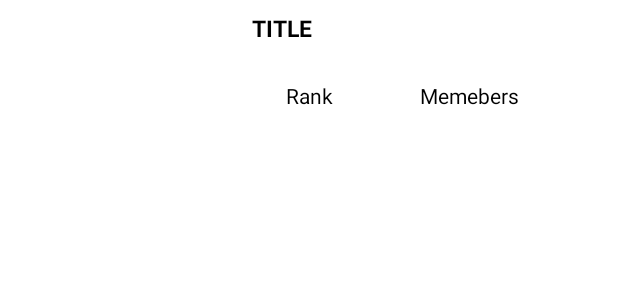
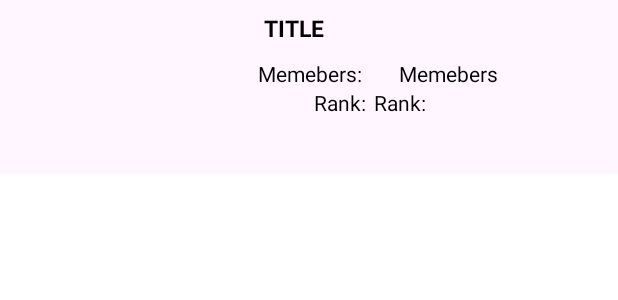
Before and after one commit to SilvVF/AnimeFinderMVVM, an Android app: the layout item_anime_preview.xml on its own in the app's theme, with its tools: preview values and no code run, on a phone screen of 412 x 824 dp. Shown: the top 300 px of the screen. Run offline under Robolectric (Android 15) with nearby library versions, the phone set to English and light mode, and no system bars; network calls fail.

Commit message:
initial commit

```diff
--- a/app/src/main/java/com/example/animemvvm/adapters/AnimeAdapter.kt
+++ b/app/src/main/java/com/example/animemvvm/adapters/AnimeAdapter.kt
@@ -19,6 +19,7 @@ class AnimeAdapter() : RecyclerView.Adapter<AnimeAdapter.AnimeViewHolder>() {
         val tvMembers = binding.tvMembers
         val tvRank = binding.tvRank
         val tvTitle = binding.tvTitle
+        val textRank = binding.textRank
     }
 
     private val differCallback = object : DiffUtil.ItemCallback<Top>() {
@@ -45,6 +46,7 @@ class AnimeAdapter() : RecyclerView.Adapter<AnimeAdapter.AnimeViewHolder>() {
                 .load(anime.image_url)
                 .into(ivAnimeImage)
             tvMembers.text = anime.members.toString()
+            textRank.text = "Rank"
             tvRank.text = anime.rank.toString()
             tvTitle.text = anime.title
         }
--- a/app/src/main/java/com/example/animemvvm/adapters/AnimeSearchAdapter.kt
+++ b/app/src/main/java/com/example/animemvvm/adapters/AnimeSearchAdapter.kt
@@ -19,6 +19,7 @@ class AnimeSearchAdapter() : RecyclerView.Adapter<AnimeSearchAdapter.AnimeViewHo
         val tvMembers = binding.tvMembers
         val tvRank = binding.tvRank
         val tvTitle = binding.tvTitle
+        val textRank = binding.textRank
     }
 
     private val differCallback = object : DiffUtil.ItemCallback<com.example.animemvvm.modelsT.search.Result>() {
@@ -44,6 +45,7 @@ class AnimeSearchAdapter() : RecyclerView.Adapter<AnimeSearchAdapter.AnimeViewHo
             Glide.with(holder.itemView)
                 .load(anime.image_url)
                 .into(ivAnimeImage)
+            textRank.text = "Rated"
             tvMembers.text = anime.members.toString()
             tvRank.text = anime.rated
             tvTitle.text = anime.title
--- a/app/src/main/java/com/example/animemvvm/api/TopAnimeApi.kt
+++ b/app/src/main/java/com/example/animemvvm/api/TopAnimeApi.kt
@@ -6,7 +6,6 @@ import retrofit2.Response
 import retrofit2.http.GET
 import retrofit2.http.Path
 import retrofit2.http.Query
-import retrofit2.http.QueryName
 
 
 interface TopAnimeApi {
@@ -21,9 +20,7 @@ interface TopAnimeApi {
     @GET("search/anime")
     suspend fun searchTopAnime(
         @Query("q")
-        q: String?,
-        @Path("page")
-        page: Int
+        q: String?
     ) : Response<JikanV3SearchResponse>
 
 }
--- a/app/src/main/java/com/example/animemvvm/repository/AnimeRepository.kt
+++ b/app/src/main/java/com/example/animemvvm/repository/AnimeRepository.kt
@@ -13,9 +13,8 @@ class AnimeRepository(
     )= RetrofitInstance.api.getTopAnime(page)
 
     suspend fun searchAnimeList(
-        q: String,
-        page: Int = 1
-    ) = RetrofitInstance.api.searchTopAnime(q , page)
+        q: String
+    ) = RetrofitInstance.api.searchTopAnime(q)
 
     suspend fun upsert(anime: Top) = db.getAnimeDao().upsert(anime)
 
--- a/app/src/main/java/com/example/animemvvm/ui/AnimeActivity.kt
+++ b/app/src/main/java/com/example/animemvvm/ui/AnimeActivity.kt
@@ -28,10 +28,6 @@ class AnimeActivity : AppCompatActivity() {
         setContentView(view)
 
 
-        val repository = AnimeRepository(AnimeDatabase(applicationContext))
-
-
-
         val navHostFragment =
             supportFragmentManager.findFragmentById(R.id.animeNavHostFragment) as NavHostFragment
         navController = navHostFragment.navController
--- a/app/src/main/java/com/example/animemvvm/ui/AnimeViewModel.kt
+++ b/app/src/main/java/com/example/animemvvm/ui/AnimeViewModel.kt
@@ -39,7 +39,7 @@ class AnimeViewModel(
     fun searchJikanResponce(query: String) = viewModelScope.launch {
         searchAnimeList.postValue(Resource.Loading())
         val response: Response<JikanV3SearchResponse> =
-            mAnimeRepository.searchAnimeList(query, searchAnimePage)
+            mAnimeRepository.searchAnimeList(query)
         searchAnimeList.postValue(handleSearchJikanResponse(response))
     }
 
--- a/app/src/main/res/layout/item_anime_preview.xml
+++ b/app/src/main/res/layout/item_anime_preview.xml
@@ -4,50 +4,73 @@
     xmlns:tools="http://schemas.android.com/tools"
     android:layout_width="match_parent"
     android:layout_height="wrap_content"
+    android:background="@color/off_white"
     android:padding="8dp">
 
     <ImageView
         android:id="@+id/ivAnimeImage"
         android:layout_width="160dp"
-        android:layout_height="90dp"
+        android:layout_height="100dp"
         android:scaleType="centerCrop"
         app:layout_constraintStart_toStartOf="parent"
         app:layout_constraintTop_toTopOf="parent" />
 
     <TextView
+        android:id="@+id/textRank"
+        android:layout_width="wrap_content"
+        android:layout_height="wrap_content"
+        android:layout_marginEnd="160dp"
+        android:text="Rank:"
+        android:textColor="@android:color/black"
+        app:layout_constraintEnd_toEndOf="parent"
+        app:layout_constraintTop_toBottomOf="@id/textMember" />
+
+    <TextView
         android:id="@+id/tvRank"
         android:layout_width="wrap_content"
         android:layout_height="wrap_content"
-        android:text="Rank"
+        android:layout_marginEnd="120dp"
+        android:text="Rank:"
         android:textColor="@android:color/black"
-        app:layout_constraintBottom_toBottomOf="parent"
         app:layout_constraintEnd_toEndOf="parent"
-        app:layout_constraintStart_toStartOf="parent"
-        app:layout_constraintTop_toBottomOf="@+id/tvTitle" />
+        app:layout_constraintTop_toBottomOf="@+id/tvMembers" />
 
     <TextView
         android:id="@+id/tvTitle"
         android:layout_width="0dp"
+        android:layout_marginStart="8dp"
         android:layout_height="wrap_content"
         android:ellipsize="end"
-        android:maxLines="3"
+        android:maxLines="2"
         android:text="TITLE"
         android:textColor="@android:color/black"
         android:textSize="15sp"
         android:textStyle="bold"
+        app:layout_constraintHorizontal_bias="1.0"
         app:layout_constraintLeft_toRightOf="@+id/ivAnimeImage"
         app:layout_constraintRight_toRightOf="parent"
         app:layout_constraintTop_toTopOf="parent" />
 
     <TextView
+        android:id="@+id/textMember"
+        android:layout_width="wrap_content"
+        android:layout_height="wrap_content"
+        android:layout_marginStart="4dp"
+        android:layout_marginTop="10dp"
+        android:text="Memebers:"
+        android:textColor="@android:color/black"
+        app:layout_constraintStart_toEndOf="@+id/ivAnimeImage"
+        app:layout_constraintTop_toBottomOf="@+id/tvTitle" />
+
+    <TextView
         android:id="@+id/tvMembers"
         android:layout_width="wrap_content"
         android:layout_height="wrap_content"
+        android:layout_marginTop="10dp"
+        android:layout_marginEnd="72dp"
         android:text="Memebers"
         android:textColor="@android:color/black"
-        app:layout_constraintBottom_toBottomOf="parent"
         app:layout_constraintEnd_toEndOf="parent"
-        app:layout_constraintStart_toEndOf="@+id/tvRank"
         app:layout_constraintTop_toBottomOf="@+id/tvTitle" />
 
 </androidx.constraintlayout.widget.ConstraintLayout>
--- a/app/src/main/res/values/colors.xml
+++ b/app/src/main/res/values/colors.xml
@@ -7,4 +7,6 @@
     <color name="teal_700">#FF018786</color>
     <color name="black">#FF000000</color>
     <color name="white">#FFFFFFFF</color>
+    <color name="navy_blue">#2A4774</color>
+    <color name="off_white">#FFF6FF</color>
 </resources>
```
